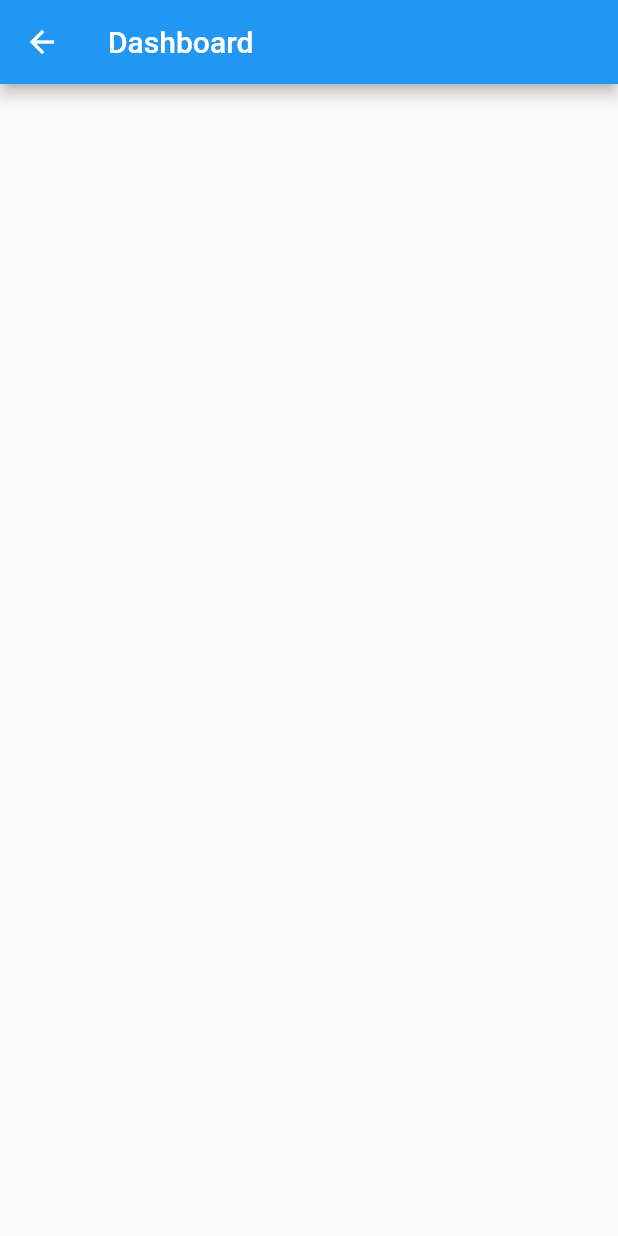
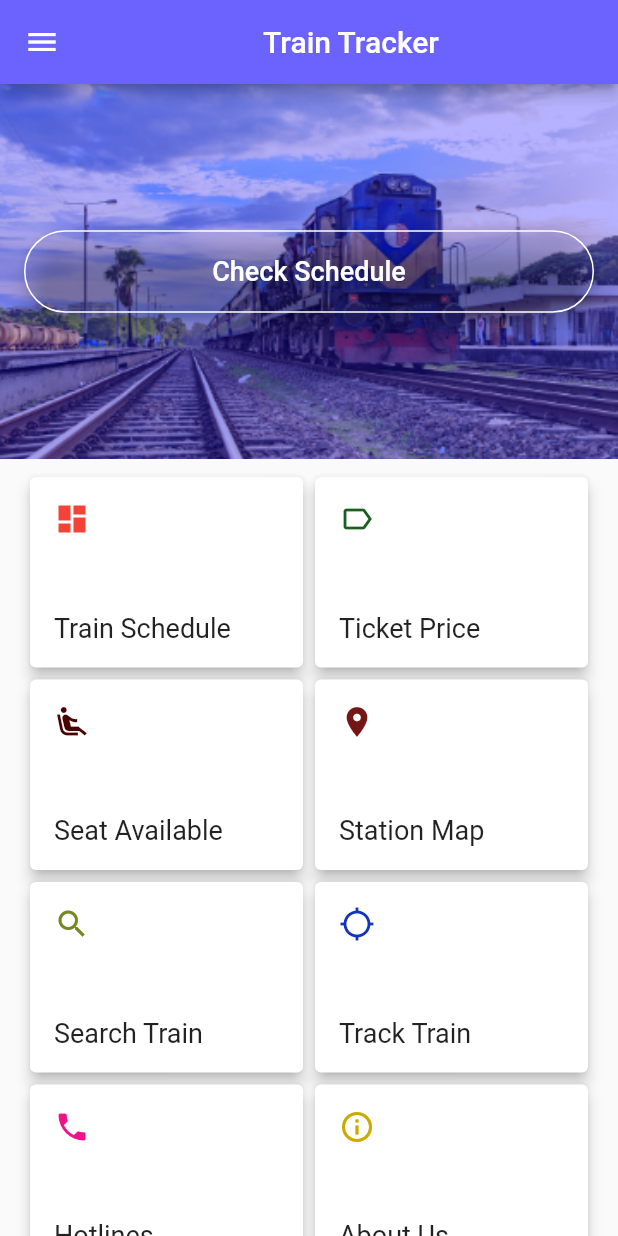
Before and after one commit to RafatMeraz/train_tracker, a Flutter app: the DashBoard screen opened directly, on a phone screen of 412 x 824 dp. Run offline on Flutter 3.47's test engine with Material 2 defaults, Android fonts, the phone set to English and light mode, and no system bars.

Commit message:
Dashboard design complete

```diff
--- a/lib/screens/dashboard_screen.dart
+++ b/lib/screens/dashboard_screen.dart
@@ -1,3 +1,4 @@
+import 'package:flutter/cupertino.dart';
 import 'package:traintracker/utils/reuseable_widgets.dart';
 import 'package:traintracker/utils/constants.dart';
 import 'package:flutter/material.dart';
@@ -12,8 +13,180 @@ class _DashBoardState extends State<DashBoard> {
   Widget build(BuildContext context) {
     return Scaffold(
       appBar: AppBar(
-        title: Text('Dashboard'),
+        backgroundColor: kMainColor,
+        title: Center(
+            child: Text(
+                'Train Tracker'
+            ),
+        ),
+      ),
+      drawer: Drawer(
+        child: ListView(
+          children: <Widget>[
+            DrawerHeader(
+              child: Text(
+                'Train Tracker',
+              ),
+            ),
+            ListTile(
+              leading: Icon(
+                Icons.dashboard,
+              ),
+              title: Text('Home'),
+            )
+          ],
+        ),
+      ),
+      body: ListView(
+        children: <Widget>[
+          Container(
+            width: double.infinity,
+            height: 250,
+            decoration: BoxDecoration(
+              image: DecorationImage(
+                image: AssetImage('images/dashboard.png'),
+                fit: BoxFit.cover
+              )
+            ),
+            child: Center(
+              child: RoundedCornerButton(
+                borderColor: Colors.white,
+                textColor: Colors.white,
+                text: 'Check Schedule',
+                color: Color.fromARGB(0, 0, 0, 0),
+                onPress: (){},
+              ),
+            ),
+          ),
+          Container(
+            margin: EdgeInsets.symmetric(horizontal: 16, vertical: 8),
+            child: Column(
+              children: <Widget>[
+                Row(
+                  children: <Widget>[
+                    Expanded(
+                      child: MenuCard(
+                        onTap: () {},
+                        icon: Icons.dashboard,
+                        iconColor: Colors.red,
+                        menuName: 'Train Schedule',
+                      ),
+                    ),
+                    Expanded(
+                      child: MenuCard(
+                        onTap: (){},
+                        icon: Icons.label_outline,
+                        iconColor: Colors.green[900],
+                        menuName: 'Ticket Price',
+                      ),
+                    ),
+                  ],
+                ),
+                Row(
+                  children: <Widget>[
+                    Expanded(
+                      child: MenuCard(
+                        onTap: () {},
+                        icon: Icons.airline_seat_recline_extra,
+                        iconColor: Color(0xFF4A0000),
+                        menuName: 'Seat Available',
+                      ),
+                    ),
+                    Expanded(
+                      child: MenuCard(
+                        onTap: (){},
+                        icon: Icons.location_on,
+                        iconColor: Color(0xFF741616),
+                        menuName: 'Station Map',
+                      ),
+                    ),
+                  ],
+                ),
+                Row(
+                  children: <Widget>[
+                    Expanded(
+                      child: MenuCard(
+                        onTap: () {},
+                        icon: Icons.search,
+                        iconColor: Color(0xFF778722),
+                        menuName: 'Search Train',
+                      ),
+                    ),
+                    Expanded(
+                      child: MenuCard(
+                        onTap: (){},
+                        icon: Icons.location_searching,
+                        iconColor: Color(0xFF1234BC),
+                        menuName: 'Track Train',
+                      ),
+                    ),
+                  ],
+                ),
+                Row(
+                  children: <Widget>[
+                    Expanded(
+                      child: MenuCard(
+                        onTap: () {},
+                        icon: Icons.phone,
+                        iconColor: Color(0xFFF3118A),
+                        menuName: 'Hotlines',
+                      ),
+                    ),
+                    Expanded(
+                      child: MenuCard(
+                        onTap: (){},
+                        icon: Icons.info_outline,
+                        iconColor: Color(0xFFCCAA00),
+                        menuName: 'About Us',
+                      ),
+                    ),
+                  ],
+                ),
+              ],
+            ),
+          )
+        ],
       ),
     );
   }
 }
+
+class MenuCard extends StatelessWidget {
+  MenuCard({@required this.menuName, @required this.icon, @required this.iconColor, @required this.onTap});
+
+  final IconData icon;
+  final Color iconColor;
+  final String menuName;
+  final Function onTap;
+
+  @override
+  Widget build(BuildContext context) {
+    return GestureDetector(
+      onTap: onTap,
+      child: Card(
+        elevation: 4,
+        child: Container(
+          margin: EdgeInsets.all(16),
+          child: Column(
+            crossAxisAlignment: CrossAxisAlignment.start,
+            children: <Widget>[
+              Icon(
+                icon,
+                color: iconColor,
+              ),
+              SizedBox(
+                height: 50,
+              ),
+              Text(
+                '$menuName',
+                style: TextStyle(
+                    fontSize: 18
+                ),
+              )
+            ],
+          ),
+        ),
+      ),
+    );
+  }
+}
```
